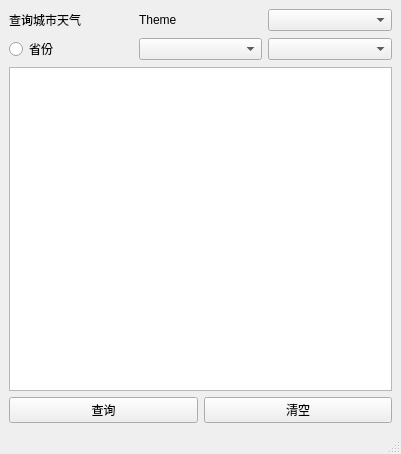
First picture: the form in weather_inquire/inquier_weather.ui, repository zhangjiechina001/Python_reptile, before the edit.
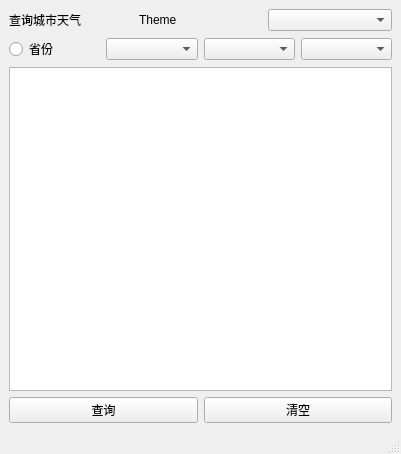
Second picture: the form after the edit.

```diff
--- a/weather_inquire/inquier_weather.ui
+++ b/weather_inquire/inquier_weather.ui
@@ -51,6 +51,9 @@
       <item>
        <widget class="QComboBox" name="cmb_city"/>
       </item>
+      <item>
+       <widget class="QComboBox" name="cmb_county"/>
+      </item>
      </layout>
     </item>
     <item>
```
